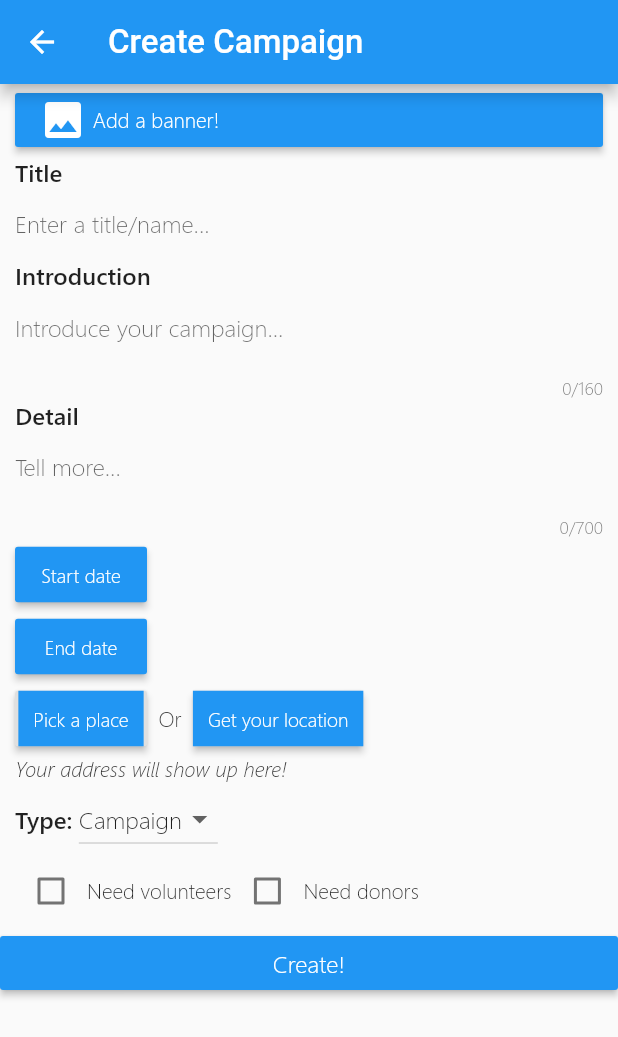
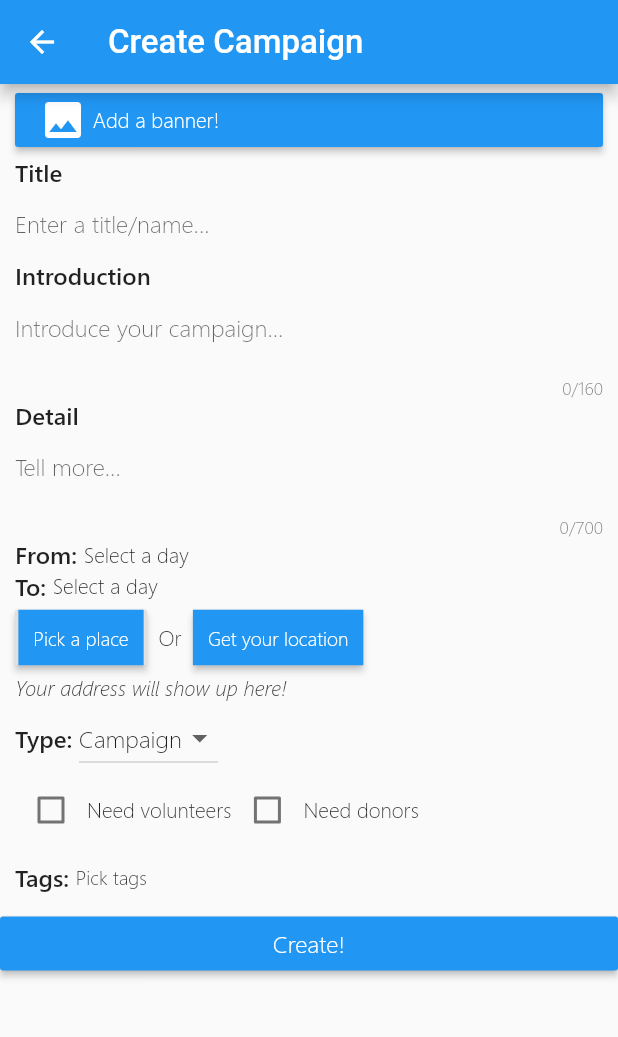
Before and after one commit to daemon29/dotosave_flutter, a Flutter app: the AddCampaign screen opened directly with empty values, on a phone screen of 412 x 824 dp. Shown: the top 1037 px of the screen. Run offline on Flutter 3.47's test engine with Material 2 defaults, Android fonts, the phone set to English and light mode, and no system bars; our stand-ins replace cached_network_image, cloud_firestore, firebase_auth, firebase_storage, flutter_screenutil, fluttertoast and 5 more; missing offline and left inert: flutter_google_places, google_maps_webservice, tflite; accounts and stored records are empty; Roboto replaces fonts that are missing (Manjari).

Commit message:
new commit

```diff
--- a/lib/Screens/AddCampaign_screen.dart
+++ b/lib/Screens/AddCampaign_screen.dart
@@ -1,5 +1,7 @@
 import 'dart:io';
 
+import 'package:LadyBug/Widgets/SlideRightRoute.dart';
+import 'package:LadyBug/Widgets/TagsList.dart';
 import 'package:cloud_firestore/cloud_firestore.dart';
 import 'package:firebase_storage/firebase_storage.dart';
 import 'package:flutter/material.dart';
@@ -27,6 +29,7 @@ class AddCampaign extends StatefulWidget {
 class AddCampaignState extends State<AddCampaign> {
   final String oid;
   AddCampaignState(this.oid);
+  List<bool> indexList = List.filled(tagsList.length, false);
   GoogleMapsPlaces _places = GoogleMapsPlaces(apiKey: place_api);
   GeoPoint geoPoint;
   bool _visible = false;
@@ -311,55 +314,68 @@ class AddCampaignState extends State<AddCampaign> {
             Padding(
                 padding: EdgeInsets.only(left: 10),
                 child: Row(children: [
-                  RaisedButton(
-                    textColor: Colors.white,
-                    padding: const EdgeInsets.all(10.0),
-                    color: Colors.blue,
-                    onPressed: () {
+                  Text("From: ",
+                      style: TextStyle(
+                          fontFamily: 'Segoeu',
+                          fontSize: 16,
+                          fontWeight: FontWeight.w700)),
+                  InkWell(
+                    onTap: () {
                       _selectDate(context);
                       setState(() {
+                        startDate = selectedDate.millisecondsSinceEpoch;
                         notpicked1 = false;
-                        startDate = selectedDate.millisecondsSinceEpoch;
                       });
                     },
-                    child: const Text('Start date',
-                        style: TextStyle(fontSize: 13)),
+                    child: notpicked1
+                        ? Text("Select a day")
+                        : Text(DateFormat("dd MMMM yyyy").format(
+                            DateTime.fromMillisecondsSinceEpoch(startDate))),
                   ),
-                  SizedBox(
-                    width: 10,
-                  ),
-                  Flexible(
-                      child: notpicked1
-                          ? Text("")
-                          : Text(DateFormat("dd MMMM yyyy").format(
-                              DateTime.fromMillisecondsSinceEpoch(startDate))))
+                  (!notpicked1)
+                      ? InkWell(
+                          onTap: () {
+                            notpicked1 = true;
+                            startDate = null;
+                          },
+                          child: Icon(Icons.clear))
+                      : Container()
                 ])),
             Padding(
                 padding: EdgeInsets.only(left: 10),
                 child: Row(children: [
-                  RaisedButton(
-                    textColor: Colors.white,
-                    padding: const EdgeInsets.all(10.0),
-                    color: Colors.blue,
-                    onPressed: () {
+                  Text("To: ",
+                      style: TextStyle(
+                          fontFamily: 'Segoeu',
+                          fontSize: 16,
+                          fontWeight: FontWeight.w700)),
+                  InkWell(
+                    onTap: () {
                       _selectDate(context);
+
                       setState(() {
+                        endDate = selectedDate.millisecondsSinceEpoch;
                         notpicked2 = false;
-                        endDate = selectedDate.millisecondsSinceEpoch;
                       });
                     },
-                    child:
-                        const Text('End date', style: TextStyle(fontSize: 13)),
+                    child: notpicked2
+                        ? Text("Select a day")
+                        : Text(DateFormat("dd MMMM yyyy").format(
+                            DateTime.fromMillisecondsSinceEpoch(endDate))),
                   ),
-                  SizedBox(
-                    width: 10,
-                  ),
-                  Flexible(
-                      child: notpicked2
-                          ? Text("")
-                          : Text(DateFormat("dd MMMM yyyy").format(
-                              DateTime.fromMillisecondsSinceEpoch(endDate))))
+                  (!notpicked2)
+                      ? InkWell(
+                          onTap: () {
+                            notpicked2 = true;
+                            endDate = null;
+                          },
+                          child: Icon(Icons.clear))
+                      : Container()
                 ])),
+            SizedBox(
+              width: 10,
+            ),
+
             Padding(
                 padding: EdgeInsets.only(left: 10),
                 child: Row(
@@ -495,6 +511,33 @@ class AddCampaignState extends State<AddCampaign> {
                         fontSize: 16,
                       )),
                 )),
+            Padding(
+              padding: EdgeInsets.all(10),
+              child: Row(children: [
+                Text("Tags: ",
+                    style: TextStyle(
+                        fontFamily: 'Segoeu',
+                        fontSize: 16,
+                        fontWeight: FontWeight.w700)),
+                InkWell(
+                  onTap: () async {
+                    final result = await Navigator.push(
+                        context, SlideRightRoute(page: TagsList(indexList)));
+
+                    setState(() {
+                      tags = result[0];
+                      indexList = result[1];
+                    });
+                  },
+                  splashColor: Colors.blue,
+                  child: Text(
+                      (tags.toString() != "[]") ? tags.toString() : 'Pick tags',
+                      maxLines: null,
+                      overflow: TextOverflow.clip,
+                      style: TextStyle(fontFamily: 'Segoeu', fontSize: 13)),
+                ),
+              ]),
+            ),
             RaisedButton(
               color: Colors.blue,
               onPressed: () {
--- a/lib/Screens/Item_infomation_screen.dart
+++ b/lib/Screens/Item_infomation_screen.dart
@@ -152,6 +152,8 @@ class ItemInformationSCreenState extends State<ItemInformationScreen> {
                       height: 10,
                     ),
                     Divider(
+                      indent: 10,
+                      endIndent: 10,
                       color: Colors.blue,
                     ),
                     Flexible(
@@ -162,6 +164,8 @@ class ItemInformationSCreenState extends State<ItemInformationScreen> {
                               overflow: TextOverflow.clip,
                             ))),
                     Divider(
+                      indent: 10,
+                      endIndent: 10,
                       color: Colors.blue,
                     ),
                     SizedBox(
--- /dev/null
+++ b/lib/Widgets/TagsList.dart
@@ -0,0 +1,89 @@
+import 'package:flutter/material.dart';
+import 'package:flutter/widgets.dart';
+
+final List<String> tagsList = [
+  'Orphanage',
+  'Children',
+  'Shelter',
+  'Senior citizen',
+  'Rural area',
+  'Food',
+  'Toys',
+  'Textbook',
+  'Stationary',
+  'Clothes',
+  'Spring',
+  'Winter',
+  'Mid-autumn',
+  'Children’s day',
+  'Environment',
+  'Pollution',
+  'Community',
+  'Donation',
+  'Disablers',
+  'Jobs'
+];
+
+class TagsList extends StatefulWidget {
+  final List<bool> indexList;
+  TagsList(this.indexList);
+  @override
+  State<StatefulWidget> createState() {
+    return TagsListState(indexList);
+  }
+}
+
+class TagsListState extends State<TagsList> {
+  List<bool> indexList;
+  TagsListState(this.indexList);
+  @override
+  Widget build(BuildContext context) {
+    // TODO: implement build
+    return Scaffold(
+        appBar: AppBar(
+          actions: <Widget>[
+            RaisedButton(
+                textColor: Colors.white,
+                onPressed: () {
+                  List<String> resultList = List();
+                  for(int i = 0; i<indexList.length;++i){
+                     if(indexList[i]) resultList.add(tagsList[i]);
+                  }
+                  Navigator.pop(context, [resultList,indexList]);
+                },
+                color: Colors.blue[400],
+                child: Text(
+                  "Done",
+                  //style: TextStyle(fontSize: 11),
+                ))
+          ],
+          title: Text("Tags",
+              style: const TextStyle(
+                fontSize: 22,
+                fontFamily: 'Manjari',
+              )),
+        ),
+        body: ListView.builder(
+            itemCount: tagsList.length,
+            itemBuilder: (context, index) {
+              return InkWell(
+                  splashColor:
+                      (indexList[index]) ? Colors.white : Colors.blue[400],
+                  onTap: () {
+                    setState(() {
+                      indexList[index] = !indexList[index];
+                    });
+                  },
+                  child: Container(
+                    padding: EdgeInsets.all(5),
+                    color: (indexList[index]) ? Colors.blue[400] : Colors.white,
+                    child: Text(
+                      tagsList[index],
+                      style: TextStyle(
+                          color:
+                              (indexList[index]) ? Colors.white : Colors.black),
+                    ),
+                  ));
+            }));
+  }
+}
```
Also changed, not shown: lib/Screens/Campaign_screen.dart (+24 -18 lines), lib/Screens/Notification_screen.dart (added, +32 -0 lines), lib/Screens/donate_screen.dart (+68 -59 lines), lib/Screens/donationmap_screen.dart (+9 -2 lines), lib/Widgets/ItemtypeList.dart (added, +89 -0 lines), lib/Widgets/Main_Screen/CampaignCard/CampaignCard.dart (+34 -15 lines), lib/Widgets/Main_Screen/Campaign_screen/Campaign_screen_top.dart (+41 -15 lines).
